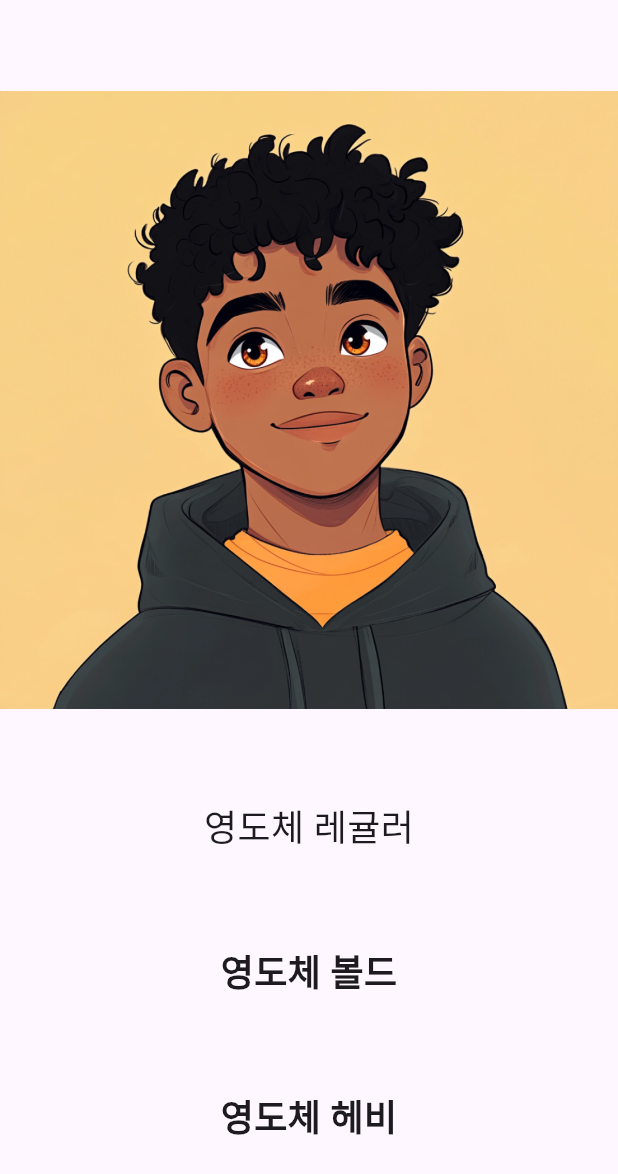
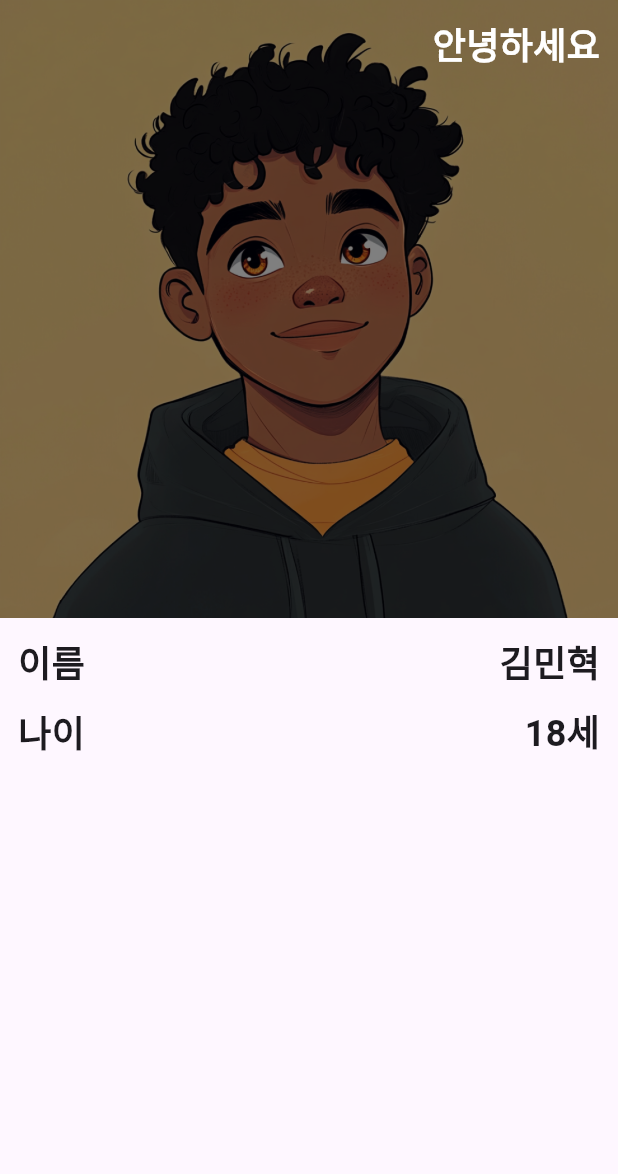
Before and after one commit to youngjun625/flutter_course, a Flutter app: the screen it shows after launch, on a phone screen of 412 x 824 dp. Shown: the top 1174 px of the screen. Run offline on Flutter 3.47's test engine with Material 3 defaults, Android fonts, the phone set to English and light mode, and no system bars; Roboto replaces fonts that are missing (Yeongdo).

Commit message:
assignment8

```diff
--- a/lib/main.dart
+++ b/lib/main.dart
@@ -13,31 +13,74 @@ class MainApp extends StatelessWidget {
       home: Scaffold(
         body: SafeArea(
           child: Column(
-            mainAxisAlignment: MainAxisAlignment.spaceEvenly,
+            children: [
+              Stack(
                 children: [
                   Image.asset("assets/images/boy.png"),
-              Text(
-                "영도체 레귤러",
+                  Container(
+                    width: MediaQuery.of(context).size.width,
+                    height: MediaQuery.of(context).size.width,
+                    color: Colors.black.withOpacity(0.5),
+                  ),
+                  Positioned(
+                    top: 12,
+                    right: 12,
+                    child: Text(
+                      "안녕하세요",
                       style: TextStyle(
+                        color: Colors.white,
                         fontFamily: "Yeongdo",
                         fontSize: 24,
-                  fontWeight: FontWeight.w400
+                        fontWeight: FontWeight.w700
                       ),
                     ),
-              Text(
-                "영도체 볼드",
+                  )
+                ],
+              ),
+              SizedBox(height: 12,),
+              Padding(
+                padding: const EdgeInsets.symmetric(horizontal: 12.0),
+                child: Row(
+                  children: [
+                      Text("이름",
                           style: TextStyle(
                               fontFamily: "Yeongdo",
                               fontSize: 24,
                               fontWeight: FontWeight.w700
                           ),
                       ),
-              Text(
-                "영도체 헤비",
+                      Spacer(),
+                      Text("김민혁",
                           style: TextStyle(
                               fontFamily: "Yeongdo",
                               fontSize: 24,
-                  fontWeight: FontWeight.w900
+                              fontWeight: FontWeight.w700
+                          ),
+                      ),
+                  ],
+                ),
+              ),
+              SizedBox(height: 12,),
+              Padding(
+                padding: const EdgeInsets.symmetric(horizontal: 12.0),
+                child: Row(
+                  children: [
+                      Text("나이",
+                          style: TextStyle(
+                              fontFamily: "Yeongdo",
+                              fontSize: 24,
+                              fontWeight: FontWeight.w700
+                          ),
+                      ),
+                      Spacer(),
+                      Text("18세",
+                          style: TextStyle(
+                              fontFamily: "Yeongdo",
+                              fontSize: 24,
+                              fontWeight: FontWeight.w700
+                          ),
+                      ),
+                  ],
                 ),
               )
             ],
```
Lines whose indentation alone changed are shown as unchanged.
